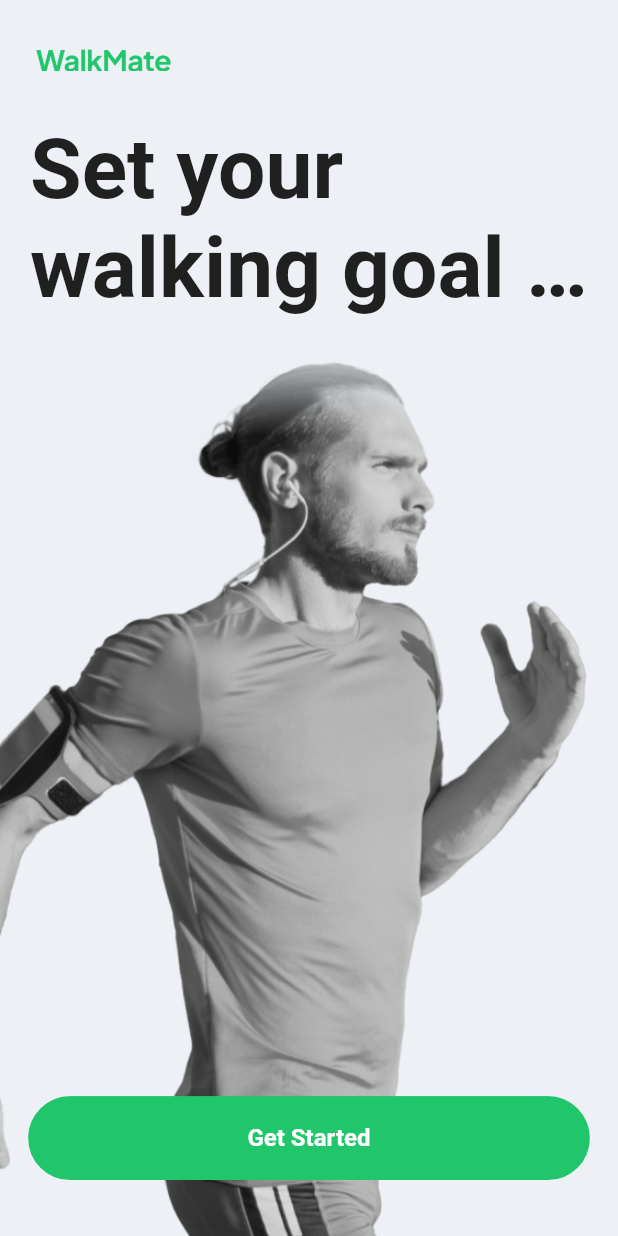
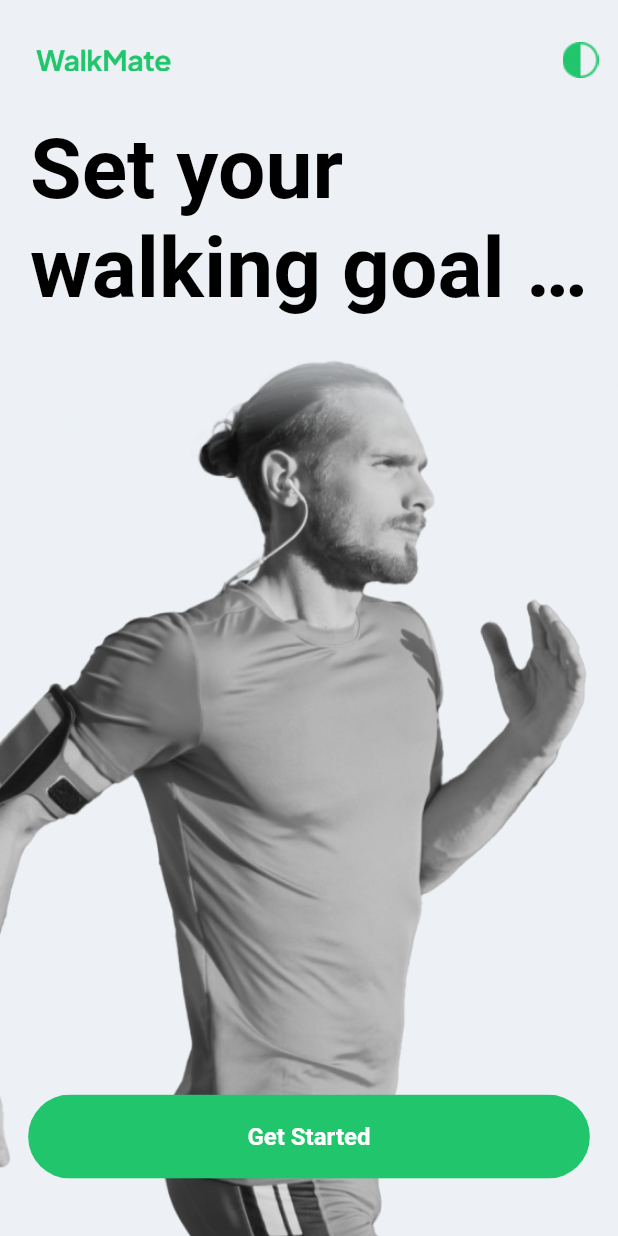
Before and after one commit to Rahat7288/Fitness-Tracker-, a Flutter app: the screen it shows after launch, on a phone screen of 412 x 824 dp. Run offline on Flutter 3.47's test engine with Material 2 defaults, Android fonts, the phone set to English and light mode, and no system bars; our stand-ins replace bloc, equatable, flutter_bloc; Roboto replaces fonts that are missing (Manrope, Plus Jakarta Sans).

Commit message:
theme data added working on landing page

```diff
--- /dev/null
+++ b/lib/constants/button_icons.dart
@@ -0,0 +1,6 @@
+class ButtonIcon {
+  static const String button1 = 'assets/buttons/button1.png';
+  static const String button2 = 'assets/buttons/button2.png';
+  static const String button3 = 'assets/buttons/button3.png';
+  static const String button4 = 'assets/buttons/button4.png';
+}
--- /dev/null
+++ b/lib/cubits/theme_change/theme_change_cubit.dart
@@ -0,0 +1,15 @@
+import 'package:bloc/bloc.dart';
+import 'package:equatable/equatable.dart';
+import 'package:meta/meta.dart';
+
+part 'theme_change_state.dart';
+
+class ThemeChangeCubit extends Cubit<ThemeChangeState> {
+  bool buttonBool = false;
+  ThemeChangeCubit() : super(ThemeChangeInitiat());
+
+  void changeTheme() {
+    buttonBool = !buttonBool;
+    emit(ThemeChange(buttonBool: buttonBool));
+  }
+}
--- /dev/null
+++ b/lib/cubits/theme_change/theme_change_state.dart
@@ -0,0 +1,22 @@
+// ignore_for_file: public_member_api_docs, sort_constructors_first
+part of 'theme_change_cubit.dart';
+
+abstract class ThemeChangeState extends Equatable {
+  const ThemeChangeState();
+}
+
+class ThemeChangeInitiat extends ThemeChangeState {
+  @override
+  // TODO: implement props
+  List<Object?> get props => [];
+}
+
+class ThemeChange extends ThemeChangeState {
+  bool buttonBool;
+  ThemeChange({
+    required this.buttonBool,
+  });
+  @override
+  // TODO: implement props
+  List<Object?> get props => [buttonBool];
+}
--- a/lib/main.dart
+++ b/lib/main.dart
@@ -1,9 +1,19 @@
+import 'package:elo_task/cubits/theme_change/theme_change_cubit.dart';
 import 'package:elo_task/pages/home_page/home_page.dart';
 import 'package:flutter/material.dart';
+import 'package:flutter_bloc/flutter_bloc.dart';
 
 void main() {
   runApp(const MyApp());
 }
+
+ThemeData _lightTheme = ThemeData(
+  brightness: Brightness.light,
+);
+
+ThemeData _darkTheme = ThemeData(
+  brightness: Brightness.dark,
+);
 
 class MyApp extends StatelessWidget {
   const MyApp({super.key});
@@ -11,13 +21,18 @@ class MyApp extends StatelessWidget {
   // This widget is the root of your application.
   @override
   Widget build(BuildContext context) {
-    return MaterialApp(
-      debugShowCheckedModeBanner: false,
-      title: 'WalkMate',
-      theme: ThemeData(
-        primarySwatch: Colors.blue,
+    return MultiBlocProvider(
+      providers: [BlocProvider(create: (context) => ThemeChangeCubit())],
+      child: BlocBuilder<ThemeChangeCubit, ThemeChangeState>(
+        builder: (context, state) {
+          return MaterialApp(
+            debugShowCheckedModeBanner: false,
+            title: 'WalkMate',
+            theme: (state is ThemeChange) ? _darkTheme : _lightTheme,
+            home: const HomePage(),
+          );
+        },
       ),
-      home: const HomePage(),
     );
   }
 }
--- a/lib/pages/home_page/home_layouts/home_mobile.dart
+++ b/lib/pages/home_page/home_layouts/home_mobile.dart
@@ -1,7 +1,11 @@
 import 'package:elo_task/constants/custom_colors.dart';
-import 'package:elo_task/widgets/custom_button2.dart';
+import 'package:elo_task/pages/landing_page/first_landing_page.dart';
+
+import 'package:elo_task/widgets/theme_button1.dart';
 import 'package:flutter/material.dart';
+import 'package:flutter_bloc/flutter_bloc.dart';
 
+import '../../../cubits/theme_change/theme_change_cubit.dart';
 import '../../../widgets/custom_button1.dart';
 
 class HomeMobile extends StatelessWidget {
@@ -9,9 +13,14 @@ class HomeMobile extends StatelessWidget {
 
   @override
   Widget build(BuildContext context) {
+    // bool _iconBool = false;
+    return BlocBuilder<ThemeChangeCubit, ThemeChangeState>(
+      builder: (context, state) {
         return Scaffold(
             appBar: AppBar(
-          backgroundColor: CustomColors.stateGray,
+              backgroundColor: (state is ThemeChange)
+                  ? CustomColors.darkBackground
+                  : CustomColors.darkGray,
               elevation: 0,
               toolbarHeight: 80.0,
               leadingWidth: 114.0,
@@ -25,23 +34,29 @@ class HomeMobile extends StatelessWidget {
                   width: 114,
                 ),
               ),
+              actions: [ThemeButton1()],
             ),
             body: Container(
               // padding: const EdgeInsets.symmetric(horizontal: 20.0),
-          color: CustomColors.darkGray,
+              color: (state is ThemeChange)
+                  ? CustomColors.darkBackground
+                  : CustomColors.darkGray,
               height: MediaQuery.of(context).size.height,
               width: MediaQuery.of(context).size.width,
               child: Column(
                 mainAxisAlignment: MainAxisAlignment.start,
                 crossAxisAlignment: CrossAxisAlignment.start,
                 children: [
-              const Padding(
-                padding: EdgeInsets.symmetric(horizontal: 20.0),
+                  Padding(
+                    padding: const EdgeInsets.symmetric(horizontal: 20.0),
                     child: Text(
                       "Set your walking goal today!",
                       maxLines: 2,
                       overflow: TextOverflow.ellipsis,
                       style: TextStyle(
+                        color: (state is ThemeChange)
+                            ? Colors.white
+                            : Colors.black,
                         fontFamily: 'Plus Jakarta Sans',
                         fontSize: 56,
                         fontWeight: FontWeight.w700,
@@ -49,29 +64,45 @@ class HomeMobile extends StatelessWidget {
                     ),
                   ),
                   const SizedBox(
-                height: 11,
+                    height: 10,
                   ),
                   SizedBox(child: backgroungImage(context)),
                 ],
               ),
             ));
+      },
+    );
   }
 }
 
 Widget backgroungImage(BuildContext context) {
+  press() {
+    Navigator.push(
+        context,
+        MaterialPageRoute(
+          builder: (context) => const FirstLandinPage(),
+        ));
+  }
+
+  return BlocBuilder<ThemeChangeCubit, ThemeChangeState>(
+    builder: (context, state) {
       return Stack(
         alignment: Alignment.bottomCenter,
         fit: StackFit.loose,
         children: [
           Image.asset(
-        'assets/images/Image.png',
+            (state is ThemeChange)
+                ? 'assets/images/Dark_Image.png'
+                : 'assets/images/Image.png',
             // height: 700,
             fit: BoxFit.cover,
           ),
           Positioned(
             bottom: 40.0,
-        child: CustomButton1(context, 'Get Started'),
+            child: CustomButton1(context, 'Get Started', press),
           )
         ],
       );
+    },
+  );
 }
--- a/lib/widgets/custom_button1.dart
+++ b/lib/widgets/custom_button1.dart
@@ -1,9 +1,10 @@
 import 'package:elo_task/constants/custom_colors.dart';
 import 'package:flutter/material.dart';
 
-Widget CustomButton1(BuildContext context, String buttonName) {
+Widget CustomButton1(BuildContext context, String buttonName, Function press) {
   return ClipRRect(
     borderRadius: BorderRadius.circular(48.0),
+    child: GestureDetector(
       child: Container(
         height: 56.0,
         width: MediaQuery.of(context).size.width / 1.1,
@@ -22,5 +23,7 @@ Widget CustomButton1(BuildContext context, String buttonName) {
           ),
         ),
       ),
+      onTap: () => press,
+    ),
   );
 }
--- /dev/null
+++ b/lib/widgets/theme_button1.dart
@@ -0,0 +1,23 @@
+import 'package:elo_task/constants/button_icons.dart';
+import 'package:flutter/material.dart';
+import 'package:flutter_bloc/flutter_bloc.dart';
+
+import '../cubits/theme_change/theme_change_cubit.dart';
+
+Widget ThemeButton1() {
+  return BlocBuilder<ThemeChangeCubit, ThemeChangeState>(
+    builder: (context, state) {
+      return GestureDetector(
+        onTap: () {
+          context.read<ThemeChangeCubit>().changeTheme();
+        },
+        child: Container(
+          height: 50.0,
+          width: 50.0,
+          decoration: BoxDecoration(borderRadius: BorderRadius.circular(50.0)),
+          child: Image.asset(ButtonIcon.button2),
+        ),
+      );
+    },
+  );
+}
--- a/pubspec.yaml
+++ b/pubspec.yaml
@@ -36,6 +36,8 @@ dependencies:
   # Use with the CupertinoIcons class for iOS style icons.
   cupertino_icons: ^1.0.2
   flutter_launcher_icons: ^0.13.0
+  flutter_bloc: ^8.1.2
+  equatable: ^2.0.5
 
 dev_dependencies:
   flutter_test:
@@ -63,6 +65,7 @@ flutter:
   # To add assets to your application, add an assets section, like this:
   assets:
     - assets/images/
+    - assets/buttons/
 
 
   # An image asset can refer to one or more resolution-specific "variants", see
```
Also changed, not shown: lib/pages/home_page/home_layouts/home_tab.dart (+10 -1 lines), lib/pages/landing_page/first_landing_page.dart (added, +16 -0 lines), lib/pages/landing_page/landing_page_layout/first_landing_mobile.dart (added, +39 -0 lines), lib/pages/landing_page/landing_page_layout/first_landing_tab.dart (added, +39 -0 lines), lib/widgets/theme_button2.dart (added, +7 -0 lines), assets/buttons/button1.png (added), assets/buttons/button2.png (added), assets/buttons/button3.png (added), assets/buttons/button4.png (added), lib/pages/landing_page/landing_page_layout/second_landing_mobile.dart (added), lib/pages/landing_page/landing_page_layout/second_landing_tab.dart (added), lib/pages/landing_page/second_landing_page.dart (added), pubspec.lock. Lines whose indentation alone changed are shown as unchanged.
